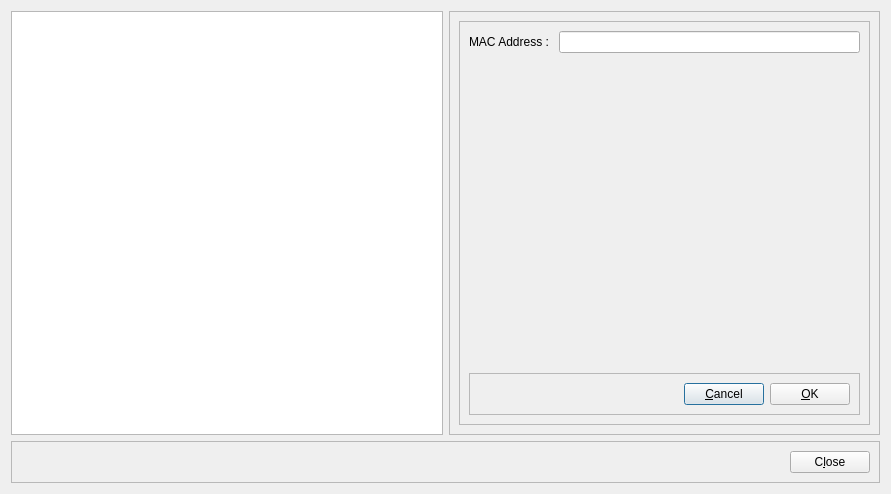
Above: airodb_analyzer/designer/manageTrustedAPsForm.ui from jeremydumais/airodb-analyzer before the change. Below: the same form after it.
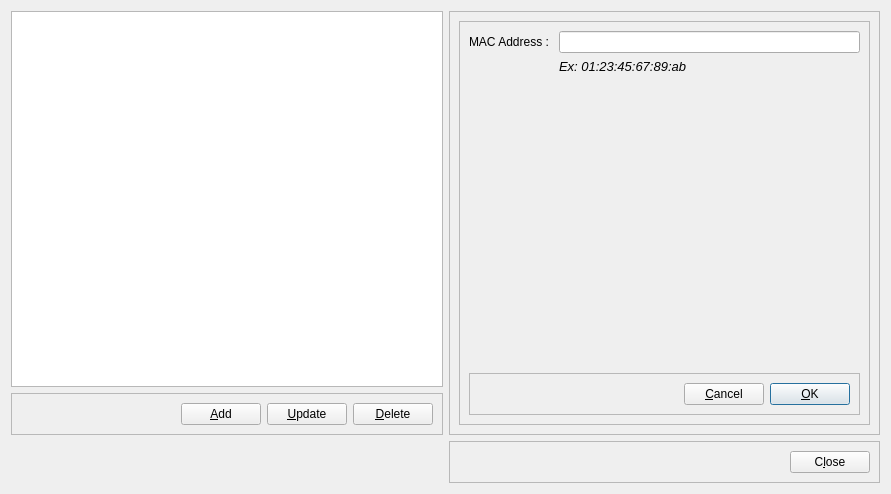
That is the form after the change.

Commit message: Work on the Trusted AP form and in the view menu of the MainForm.

```diff
--- a/airodb_analyzer/designer/manageTrustedAPsForm.ui
+++ b/airodb_analyzer/designer/manageTrustedAPsForm.ui
@@ -14,11 +14,8 @@
    <string>Manage Trusted Access Points</string>
   </property>
   <layout class="QGridLayout" name="gridLayout_2">
-   <item row="0" column="0">
+   <item row="0" column="1">
     <layout class="QHBoxLayout" name="horizontalLayout">
-     <item>
-      <widget class="QListView" name="listViewTrustedAP"/>
-     </item>
      <item>
       <layout class="QVBoxLayout" name="verticalLayout">
        <item>
@@ -58,7 +55,20 @@
                 </widget>
                </item>
                <item row="0" column="1">
-                <widget class="QLineEdit" name="lineEdit"/>
+                <widget class="QLineEdit" name="lineEditMACAddress"/>
+               </item>
+               <item row="1" column="1">
+                <widget class="QLabel" name="label">
+                 <property name="font">
+                  <font>
+                   <pointsize>10</pointsize>
+                   <italic>true</italic>
+                  </font>
+                 </property>
+                 <property name="text">
+                  <string>Ex: 01:23:45:67:89:ab</string>
+                 </property>
+                </widget>
                </item>
               </layout>
              </item>
@@ -109,6 +119,12 @@
                   <property name="text">
                    <string>&amp;OK</string>
                   </property>
+                  <property name="autoDefault">
+                   <bool>false</bool>
+                  </property>
+                  <property name="default">
+                   <bool>true</bool>
+                  </property>
                  </widget>
                 </item>
                </layout>
@@ -128,13 +144,13 @@
      </item>
     </layout>
    </item>
-   <item row="1" column="0">
+   <item row="1" column="1">
     <widget class="QFrame" name="frame_2">
      <property name="frameShape">
       <enum>QFrame::StyledPanel</enum>
      </property>
      <property name="frameShadow">
-      <enum>QFrame::Raised</enum>
+      <enum>QFrame::Plain</enum>
      </property>
      <layout class="QHBoxLayout" name="horizontalLayout_3">
       <item>
@@ -160,6 +176,63 @@
      </layout>
     </widget>
    </item>
+   <item row="0" column="0">
+    <layout class="QVBoxLayout" name="verticalLayout_4">
+     <item>
+      <widget class="QListView" name="listViewTrustedAP">
+       <property name="editTriggers">
+        <set>QAbstractItemView::NoEditTriggers</set>
+       </property>
+      </widget>
+     </item>
+     <item>
+      <widget class="QFrame" name="frame_3">
+       <property name="frameShape">
+        <enum>QFrame::StyledPanel</enum>
+       </property>
+       <property name="frameShadow">
+        <enum>QFrame::Raised</enum>
+       </property>
+       <layout class="QHBoxLayout" name="horizontalLayout_5">
+        <item>
+         <spacer name="horizontalSpacer_3">
+          <property name="orientation">
+           <enum>Qt::Horizontal</enum>
+          </property>
+          <property name="sizeHint" stdset="0">
+           <size>
+            <width>40</width>
+            <height>20</height>
+           </size>
+          </property>
+         </spacer>
+        </item>
+        <item>
+         <widget class="QPushButton" name="buttonAdd">
+          <property name="text">
+           <string>&amp;Add</string>
+          </property>
+         </widget>
+        </item>
+        <item>
+         <widget class="QPushButton" name="buttonUpdate">
+          <property name="text">
+           <string>&amp;Update</string>
+          </property>
+         </widget>
+        </item>
+        <item>
+         <widget class="QPushButton" name="buttonDelete">
+          <property name="text">
+           <string>&amp;Delete</string>
+          </property>
+         </widget>
+        </item>
+       </layout>
+      </widget>
+     </item>
+    </layout>
+   </item>
   </layout>
  </widget>
  <resources/>
```
The commit also changes 4 other files.
